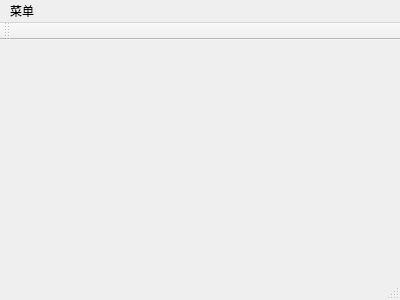
Before: the Qt Designer form mainwindow.ui in WyatPku/UARTNFC, drawn with Qt 5.
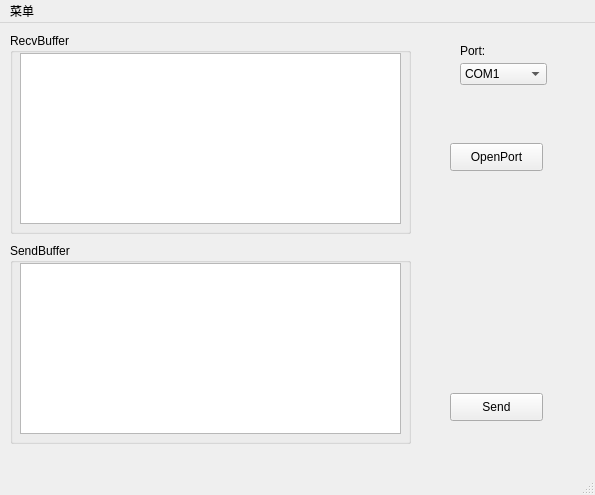
After: the same form once the commit is applied.

The edit to the form file:
```diff
--- a/mainwindow.ui
+++ b/mainwindow.ui
@@ -6,20 +6,136 @@
    <rect>
     <x>0</x>
     <y>0</y>
-    <width>400</width>
-    <height>300</height>
+    <width>595</width>
+    <height>495</height>
    </rect>
   </property>
   <property name="windowTitle">
    <string>MainWindow</string>
   </property>
-  <widget class="QWidget" name="centralWidget"/>
+  <widget class="QWidget" name="centralWidget">
+   <widget class="QGroupBox" name="groupBox">
+    <property name="geometry">
+     <rect>
+      <x>10</x>
+      <y>10</y>
+      <width>401</width>
+      <height>201</height>
+     </rect>
+    </property>
+    <property name="title">
+     <string>RecvBuffer</string>
+    </property>
+    <widget class="QPlainTextEdit" name="recvTextBrowser">
+     <property name="geometry">
+      <rect>
+       <x>10</x>
+       <y>20</y>
+       <width>381</width>
+       <height>171</height>
+      </rect>
+     </property>
+    </widget>
+   </widget>
+   <widget class="QGroupBox" name="groupBox_2">
+    <property name="geometry">
+     <rect>
+      <x>10</x>
+      <y>220</y>
+      <width>401</width>
+      <height>201</height>
+     </rect>
+    </property>
+    <property name="title">
+     <string>SendBuffer</string>
+    </property>
+    <widget class="QPlainTextEdit" name="sendTextEdit">
+     <property name="geometry">
+      <rect>
+       <x>10</x>
+       <y>20</y>
+       <width>381</width>
+       <height>171</height>
+      </rect>
+     </property>
+    </widget>
+   </widget>
+   <widget class="QPushButton" name="SendBtn">
+    <property name="geometry">
+     <rect>
+      <x>450</x>
+      <y>370</y>
+      <width>93</width>
+      <height>28</height>
+     </rect>
+    </property>
+    <property name="text">
+     <string>Send</string>
+    </property>
+   </widget>
+   <widget class="QPushButton" name="openPortBtn">
+    <property name="geometry">
+     <rect>
+      <x>450</x>
+      <y>120</y>
+      <width>93</width>
+      <height>28</height>
+     </rect>
+    </property>
+    <property name="text">
+     <string>OpenPort</string>
+    </property>
+   </widget>
+   <widget class="QComboBox" name="portNameComboBox">
+    <property name="geometry">
+     <rect>
+      <x>460</x>
+      <y>40</y>
+      <width>87</width>
+      <height>22</height>
+     </rect>
+    </property>
+    <item>
+     <property name="text">
+      <string>COM1</string>
+     </property>
+    </item>
+    <item>
+     <property name="text">
+      <string>COM2</string>
+     </property>
+    </item>
+    <item>
+     <property name="text">
+      <string>COM3</string>
+     </property>
+    </item>
+    <item>
+     <property name="text">
+      <string>COM6</string>
+     </property>
+    </item>
+   </widget>
+   <widget class="QLabel" name="label">
+    <property name="geometry">
+     <rect>
+      <x>460</x>
+      <y>20</y>
+      <width>72</width>
+      <height>15</height>
+     </rect>
+    </property>
+    <property name="text">
+     <string>Port:</string>
+    </property>
+   </widget>
+  </widget>
   <widget class="QMenuBar" name="menuBar">
    <property name="geometry">
     <rect>
      <x>0</x>
      <y>0</y>
-     <width>400</width>
+     <width>595</width>
      <height>26</height>
     </rect>
    </property>
@@ -31,14 +147,6 @@
    </widget>
    <addaction name="menu"/>
   </widget>
-  <widget class="QToolBar" name="mainToolBar">
-   <attribute name="toolBarArea">
-    <enum>TopToolBarArea</enum>
-   </attribute>
-   <attribute name="toolBarBreak">
-    <bool>false</bool>
-   </attribute>
-  </widget>
   <widget class="QStatusBar" name="statusBar"/>
   <action name="actionSelect_COM">
    <property name="text">
```
